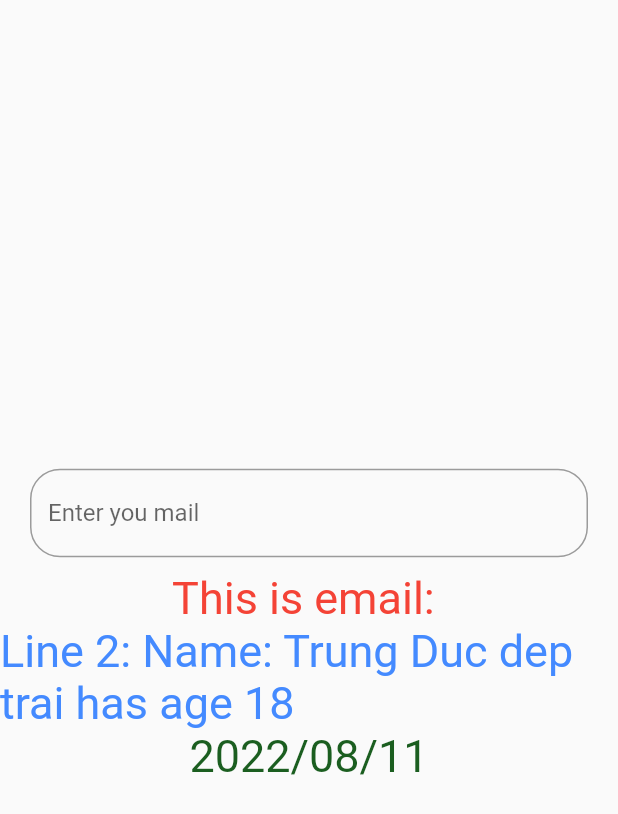
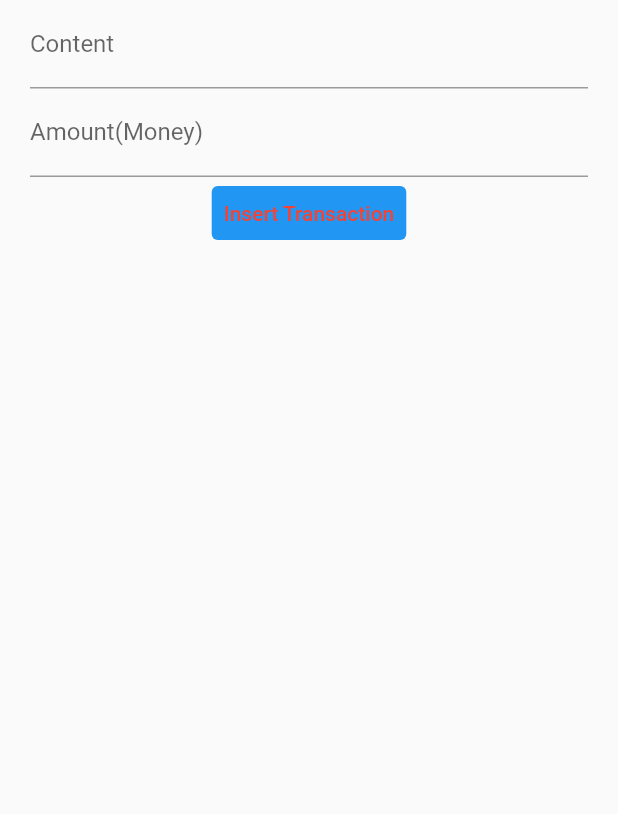
Before and after one commit to ducyb782001/FirstFlutterProject, a Flutter app: the screen it shows after launch, on a phone screen of 412 x 824 dp. Shown: the top 814 px of the screen. Run offline on Flutter 3.47's test engine with Material 2 defaults, Android fonts, the phone set to English and light mode, and no system bars; missing offline and left inert: dart:ffi.

Commit message:
State and Layout

```diff
--- a/app/lib/MyAppSTFull.dart
+++ b/app/lib/MyAppSTFull.dart
@@ -1,3 +1,5 @@
+import 'dart:ffi';
+
 import 'package:flutter/material.dart';
 import 'package:intl/intl.dart';
 
@@ -19,10 +21,14 @@ class MyAppStatefull extends StatefulWidget {
 }
 
 class _MyAppState extends State<MyAppStatefull> with WidgetsBindingObserver {
-  // When a widget is created and running, there are 3 functions that we may concern
-  // 1. init state
-  // 2. build() is trigger when we use setState()
-  // 3. dispose() is called when state/ widget object is removed
+  final _contentController = TextEditingController();
+  final _amountController = TextEditingController();
+  final _messangerKey = GlobalKey<ScaffoldMessengerState>();
+
+  // Define states
+  String _content = '';
+  double _amount = 0;
+
   @override
   void initState() {
     // TODO: implement initState
@@ -52,50 +58,45 @@ class _MyAppState extends State<MyAppStatefull> with WidgetsBindingObserver {
   final emailEditingController = TextEditingController();
   @override
   Widget build(BuildContext context) {
-    print('Run build()');
-    DateTime now = new DateTime.now();
     return MaterialApp(
       title: 'This is stateful widget',
       home: Scaffold(
-        body: Center(
+        key: _messangerKey,
+        body: SafeArea(
+          minimum: const EdgeInsets.only(left: 20, right: 20),
+          child: Center(
             child: Column(
-            mainAxisAlignment: MainAxisAlignment.center,
+              mainAxisAlignment: MainAxisAlignment.start,
               children: <Widget>[
                 // Người dùng thay đổi giá trị thì là state
-              Container(
-                padding: EdgeInsets.symmetric(horizontal: 20, vertical: 10),
-                child: TextField(
-                  // Get value from text field
-                  controller: emailEditingController,
+                TextField(
+                  decoration: InputDecoration(labelText: 'Content'),
+                  controller: _contentController,
                   onChanged: (text) {
-                    this.setState(() {
-                      _email =
-                          text; // When state change => build() rerun => reload widget
+                    setState(() {
+                      _content = text;
                     });
                   },
-                  decoration: InputDecoration(
-                    border: OutlineInputBorder(
-                      borderRadius: const BorderRadius.all(
-                        const Radius.circular(20),
                 ),
+                TextField(
+                  decoration: InputDecoration(labelText: 'Amount(Money)'),
+                  controller: _amountController,
+                  onChanged: (text) {
+                    setState(() {
+                      _amount = double.tryParse(text) ?? 0;
+                    });
+                  },
                 ),
-                    labelText: 'Enter you mail',
+                TextButton(
+                  child: Text('Insert Transaction'),
+                  style: TextButton.styleFrom(
+                      primary: Colors.red, backgroundColor: Colors.blue),
+                  onPressed: () {
+                    print('Content = $_content, money amount = $_amount');
+                  },
                 ),
+              ],
             ),
-              ),
-              Text(
-                'This is email: ${_email}',
-                style: TextStyle(fontSize: 30, color: Colors.red),
-              ),
-              Text(
-                'Line 2: Name: ${widget.name} has age ${widget.age}',
-                style: TextStyle(fontSize: 30, color: Colors.blueAccent),
-              ),
-              Text(
-                DateFormat('yyyy/MM/dd').format(now),
-                style: TextStyle(fontSize: 30, color: Colors.green.shade900),
-              )
-            ],
           ),
         ),
       ),
```
Lines whose indentation alone changed are shown as unchanged.
